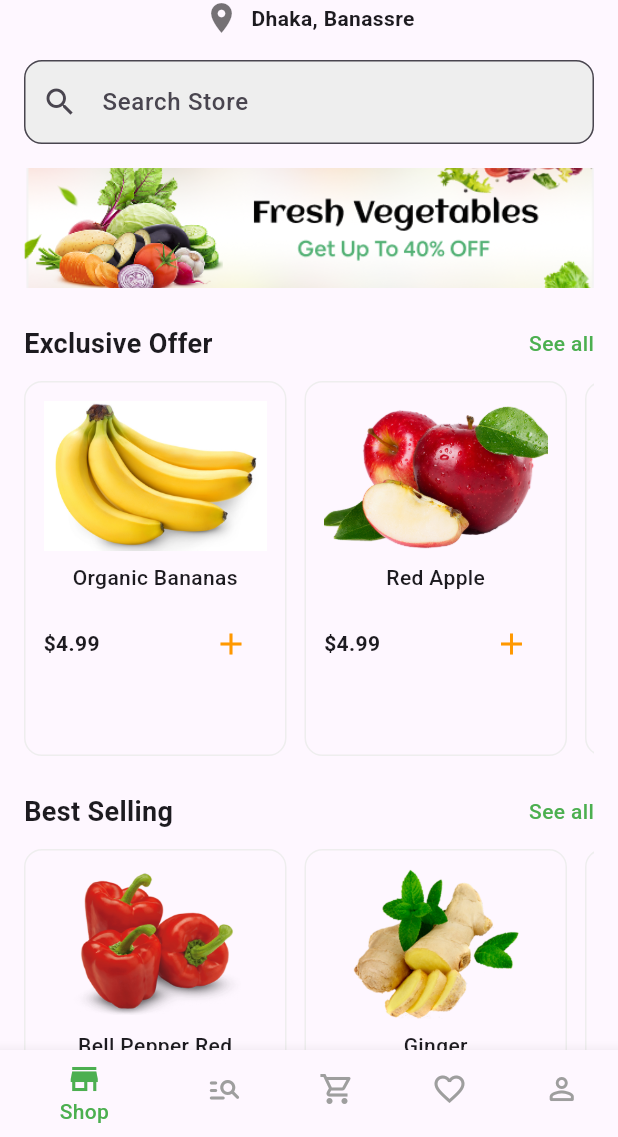
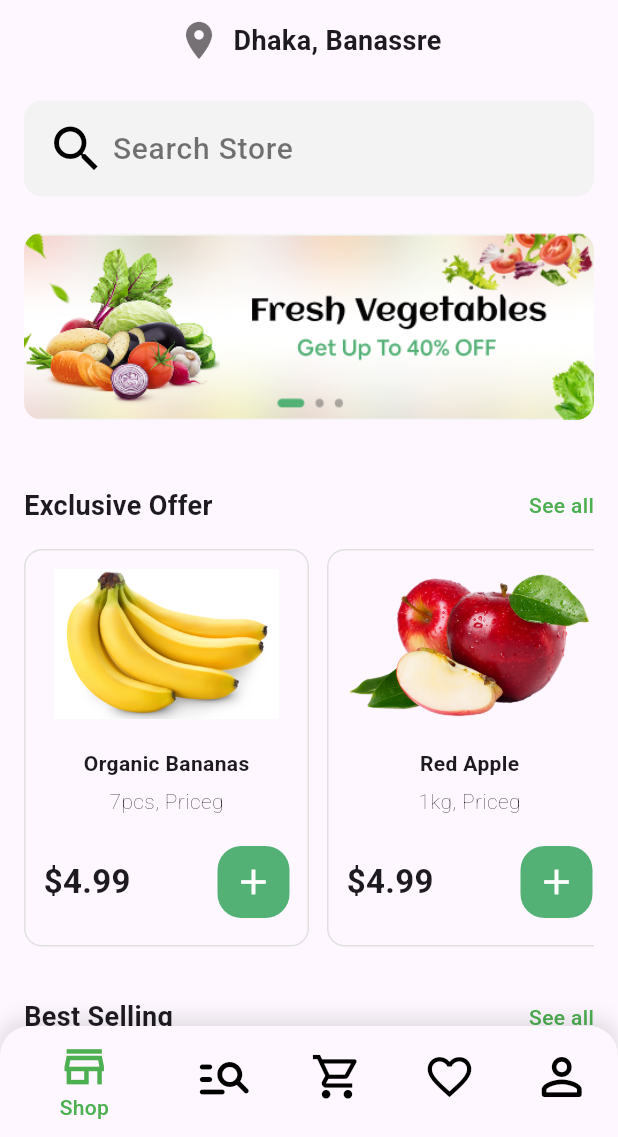
Before and after one commit to ChauKnockUI/Online-Groceries-App, a Flutter app: the HomeScreen screen opened directly, on a phone screen of 412 x 824 dp, the part 99-1236 px from its top. Run offline on Flutter 3.47's test engine with Material 3 defaults, Android fonts, the phone set to English and light mode, and no system bars.

Commit message:
update UI home screen

```diff
--- a/lib/home.dart
+++ b/lib/home.dart
@@ -2,91 +2,206 @@ import 'package:flutter/material.dart';
 
 class HomeScreen extends StatelessWidget {
   final List<Map<String, String>> exclusiveOffers = [
-    {"name": "Organic Bananas", "price": "\$4.99", "image": "lib/assets/images/banana.png"},
-    {"name": "Red Apple", "price": "\$4.99", "image": "lib/assets/images/apple.png"},
-    {"name": "Organic Bananas", "price": "\$4.99", "image": "lib/assets/images/banana.png"},
-    {"name": "Red Apple", "price": "\$4.99", "image": "lib/assets/images/apple.png"},
+    {
+      "name": "Organic Bananas",
+      "unit": "7pcs, Priceg",
+      "price": "\$4.99",
+      "image": "lib/assets/images/banana.png",
+    },
+    {
+      "name": "Red Apple",
+      "unit": "1kg, Priceg",
+      "price": "\$4.99",
+      "image": "lib/assets/images/apple.png",
+    },
+    {
+      "name": "Organic Bananas",
+      "unit": "7pcs, Priceg",
+      "price": "\$4.99",
+      "image": "lib/assets/images/banana.png",
+    },
+    {
+      "name": "Red Apple",
+      "unit": "1kg, Priceg",
+      "price": "\$4.99",
+      "image": "lib/assets/images/apple.png",
+    },
   ];
 
   final List<Map<String, String>> bestSelling = [
-    {"name": "Bell Pepper Red", "price": "\$4.99", "image": "lib/assets/images/bellPepper.png"},
-    {"name": "Ginger", "price": "\$4.99", "image": "lib/assets/images/ginger.png"},
-    {"name": "Bell Pepper Red", "price": "\$4.99", "image": "lib/assets/images/bellPepper.png"},
-    {"name": "Ginger", "price": "\$4.99", "image": "lib/assets/images/ginger.png"},
+    {
+      "name": "Bell Pepper Red",
+      "unit": "1kg, Priceg",
+      "price": "\$4.99",
+      "image": "lib/assets/images/bellPepper.png",
+    },
+    {
+      "name": "Ginger",
+      "unit": "250gm, Priceg",
+      "price": "\$4.99",
+      "image": "lib/assets/images/ginger.png",
+    },
+    {
+      "name": "Bell Pepper Red",
+      "unit": "1kg, Priceg",
+      "price": "\$4.99",
+      "image": "lib/assets/images/bellPepper.png",
+    },
+    {
+      "name": "Ginger",
+      "unit": "250gm, Priceg",
+      "price": "\$4.99",
+      "image": "lib/assets/images/ginger.png",
+    },
   ];
 
   final List<Map<String, String>> groceries = [
-    {"name": "Beef Bone", "price": "\$4.99", "image": "lib/assets/images/beef.png"},
-    {"name": "Broiler Chicken", "price": "\$4.99", "image": "lib/assets/images/chicken.png"},
-    {"name": "Beef Bone", "price": "\$4.99", "image": "lib/assets/images/beef.png"},
-    {"name": "Broiler Chicken", "price": "\$4.99", "image": "lib/assets/images/chicken.png"},
+    {
+      "name": "Beef Bone",
+      "unit": "1kg, Priceg",
+      "price": "\$4.99",
+      "image": "lib/assets/images/beef.png",
+    },
+    {
+      "name": "Broiler Chicken",
+      "unit": "1kg, Priceg",
+      "price": "\$4.99",
+      "image": "lib/assets/images/chicken.png",
+    },
+    {
+      "name": "Beef Bone",
+      "unit": "1kg, Priceg",
+      "price": "\$4.99",
+      "image": "lib/assets/images/beef.png",
+    },
+    {
+      "name": "Broiler Chicken",
+      "unit": "1kg, Priceg",
+      "price": "\$4.99",
+      "image": "lib/assets/images/chicken.png",
+    },
   ];
 
   @override
   Widget build(BuildContext context) {
     return Scaffold(
-      bottomNavigationBar: BottomNavigationBar(
+      bottomNavigationBar: Container(
+        decoration: BoxDecoration(
+          color: Colors.white,
+          borderRadius: BorderRadius.only(topLeft: Radius.circular(20), topRight: Radius.circular(20)),
+          boxShadow: [
+            BoxShadow(
+              color: Colors.black.withOpacity(0.1),
+              spreadRadius: 2,
+              blurRadius: 10,
+              offset: const Offset(0, -4),
+            ),
+          ],
+
+        ),
+        child: ClipRRect(
+          borderRadius: BorderRadius.only(topLeft: Radius.circular(20), topRight: Radius.circular(20)),
+          child: BottomNavigationBar(
             currentIndex: 0,
             selectedItemColor: Colors.green,
-        unselectedItemColor: Colors.grey,
+            unselectedItemColor: Colors.black,
             selectedLabelStyle: roboto(400),
             unselectedLabelStyle: roboto(400),
             items: const [
-          BottomNavigationBarItem(icon: Icon(Icons.store), label: 'Shop'),
-          BottomNavigationBarItem(icon: Icon(Icons.manage_search_rounded), label: 'Explore'),
-          BottomNavigationBarItem(icon: Icon(Icons.shopping_cart_outlined), label: 'Cart'),
-          BottomNavigationBarItem(icon: Icon(Icons.favorite_border_outlined), label: 'Favourite'),
-          BottomNavigationBarItem(icon: Icon(Icons.person_outline_rounded), label: 'Account'),
+              BottomNavigationBarItem(
+                icon: Icon(Icons.store_mall_directory_outlined, size: 35),
+                label: 'Shop',
+              ),
+              BottomNavigationBarItem(
+                icon: Icon(Icons.manage_search_rounded, size: 40),
+                label: 'Explore',
+              ),
+              BottomNavigationBarItem(
+                icon: Icon(Icons.shopping_cart_outlined, size: 35),
+                label: 'Cart',
+              ),
+              BottomNavigationBarItem(
+                icon: Icon(Icons.favorite_border_outlined, size: 35),
+                label: 'Favourite',
+              ),
+              BottomNavigationBarItem(
+                icon: Icon(Icons.person_outline_rounded, size: 40),
+                label: 'Account',
+              ),
             ],
+          ),
+        ),
       ),
       body: SafeArea(
         child: ListView(
           padding: const EdgeInsets.all(16),
           children: [
-            Image.asset(
-              'lib/assets/images/carrot.png',
-              height: 50,
-            ),
+            Image.asset('lib/assets/images/carrot.png', height: 50),
+            const SizedBox(height: 12),
             Row(
               mainAxisAlignment: MainAxisAlignment.center,
               children: [
-                const Icon(Icons.location_on, color: Colors.black54),
+                const Icon(Icons.location_on, color: Colors.black54, size: 30),
                 const SizedBox(width: 8),
-                Text("Dhaka, Banassre", style: roboto(700)),
+                Text(
+                  "Dhaka, Banassre",
+                  style: roboto(700).copyWith(fontSize: 18),
+                ),
               ],
             ),
-            const SizedBox(height: 16),
+            const SizedBox(height: 25),
             TextField(
               decoration: InputDecoration(
-                fillColor: Colors.grey.shade200,
+                fillColor: Color(0xFFF2F3F2),
                 filled: true,
-
                 hintText: 'Search Store',
-                hintStyle: roboto(400),
-                prefixIcon: const Icon(Icons.search),
-                border: OutlineInputBorder(borderRadius: BorderRadius.circular(12)),
+                hintStyle: roboto(
+                  400,
+                ).copyWith(fontSize: 20, color: Colors.black54),
+                prefixIcon: Padding(
+                  padding: const EdgeInsets.only(
+                    left: 15.0,
+                    top: 12,
+                    bottom: 12,
+                  ),
+                  child: const Icon(
+                    Icons.search,
+                    color: Colors.black,
+                    size: 40,
                   ),
                 ),
-            const SizedBox(height: 16),
+                border: OutlineInputBorder(
+                  borderRadius: BorderRadius.circular(12),
+                  borderSide: BorderSide.none,
+                ),
+              ),
+            ),
+            const SizedBox(height: 24),
 
-
-                Image.asset(
+            ClipRRect(
+              borderRadius: BorderRadius.circular(12),
+              child: Image.asset(
                 'lib/assets/images/banner.png',
-                  height: 80,
+                height: 125,
                 fit: BoxFit.cover,
               ),
+            ),
 
-            const SizedBox(height: 24),
+            const SizedBox(height: 44),
             buildSection("Exclusive Offer", exclusiveOffers),
-            const SizedBox(height: 24),
+            const SizedBox(height: 34),
             buildSection("Best Selling", bestSelling),
             const SizedBox(height: 24),
             Text("Groceries", style: roboto(700).copyWith(fontSize: 18)),
             const SizedBox(height: 12),
-            Row(
+
+            SizedBox(
+              height: 120,
+              child: ListView(
+                scrollDirection: Axis.horizontal,
                 children: [
-                Expanded(
-                  child: Container(
+                  Container(
+                    width: 280,
                     padding: const EdgeInsets.all(12),
                     decoration: BoxDecoration(
                       color: Colors.orange.shade50,
@@ -98,18 +213,19 @@ class HomeScreen extends StatelessWidget {
                           children: [
                             Image.asset(
                               'lib/assets/images/pulses.png',
-                              height: 30,
+                              height: 80,
                             ),
-                            Text("Pulses", style: roboto(400)),
+                            const SizedBox(width: 22),
+                            Text("Pulses", style: roboto(700).copyWith(fontSize: 22)),
                           ],
                         ),
                       ],
                     ),
                   ),
-                ),
+
                   const SizedBox(width: 16),
-                Expanded(
-                  child: Container(
+                  Container(
+                    width: 280,
                     padding: const EdgeInsets.all(12),
                     decoration: BoxDecoration(
                       color: Colors.green.shade50,
@@ -121,17 +237,19 @@ class HomeScreen extends StatelessWidget {
                           children: [
                             Image.asset(
                               'lib/assets/images/rice.png',
-                              height: 30,
+                              height: 80,
                             ),
-                            Text("Rice", style: roboto(400)),
+                            const SizedBox(width: 22),
+                            Text("Rice", style: roboto(700).copyWith(fontSize: 22)),
                           ],
                         ),
                       ],
                     ),
                   ),
-                ),
                 ],
               ),
+            ),
+
             const SizedBox(height: 16),
             buildSection("", groceries),
           ],
@@ -152,9 +270,9 @@ class HomeScreen extends StatelessWidget {
               Text("See all", style: roboto(400).copyWith(color: Colors.green)),
             ],
           ),
-        const SizedBox(height: 12),
+        const SizedBox(height: 16),
         SizedBox(
-          height: 250,
+          height: 265,
           child: ListView.separated(
             scrollDirection: Axis.horizontal,
             itemCount: items.length,
@@ -162,32 +280,50 @@ class HomeScreen extends StatelessWidget {
             itemBuilder: (context, index) {
               final item = items[index];
               return Container(
-                width: 175,
+                width: 190,
 
                 padding: const EdgeInsets.all(12),
                 decoration: BoxDecoration(
-                  border: Border.all(color: Colors.grey.shade200),
+                  border: Border.all(color: Colors.grey.shade300),
                   borderRadius: BorderRadius.circular(12),
                 ),
                 child: Column(
                   children: [
-                    Image.asset(
-                      item["image"]!,
-                      height: 100,
-                      fit: BoxFit.cover,
+                    Image.asset(item["image"]!, height: 100, fit: BoxFit.cover),
+                    const SizedBox(height: 20),
+                    Text(
+                      item["name"]!,
+                      textAlign: TextAlign.start,
+                      style: roboto(700),
                     ),
-                    const SizedBox(height: 8),
-                    Text(item["name"]!, textAlign: TextAlign.center, style: roboto(400)),
-                    const SizedBox(height: 10),
+                    const SizedBox(height: 5),
+                    Text(
+                      item["unit"]!,
+                      textAlign: TextAlign.start,
+                      style: roboto(100),
+                    ),
+                    const SizedBox(height: 20),
                     Row(
                       mainAxisAlignment: MainAxisAlignment.spaceBetween,
                       children: [
-                        Text(item["price"]!, style: roboto(700)),
+                        Text(
+                          item["price"]!,
+                          style: roboto(700).copyWith(fontSize: 22),
+                        ),
 
-                        const IconButton(
-                          color: Colors.black,
-                          icon: Icon(Icons.add, color: Colors.orange),
+                        Container(
+                          decoration: BoxDecoration(
+                            color: Color(0xFF53B175),
+                            borderRadius: BorderRadius.circular(16),
+                          ),
+                          child: const IconButton(
+                            icon: Icon(
+                              Icons.add,
+                              color: Colors.white,
+                              size: 28,
+                            ),
                             onPressed: null,
+                          ),
                         ),
                       ],
                     ),
@@ -202,9 +338,12 @@ class HomeScreen extends StatelessWidget {
   }
 
   TextStyle roboto(int weight) {
-    return TextStyle(fontFamily: 'RobotoRoboto', fontWeight: FontWeight.values.firstWhere(
+    return TextStyle(
+      fontFamily: 'RobotoRoboto',
+      fontWeight: FontWeight.values.firstWhere(
         (fw) => fw.index * 100 == weight,
         orElse: () => FontWeight.normal,
-    ));
+      ),
+    );
   }
 }
```
Lines whose indentation alone changed are shown as unchanged.
